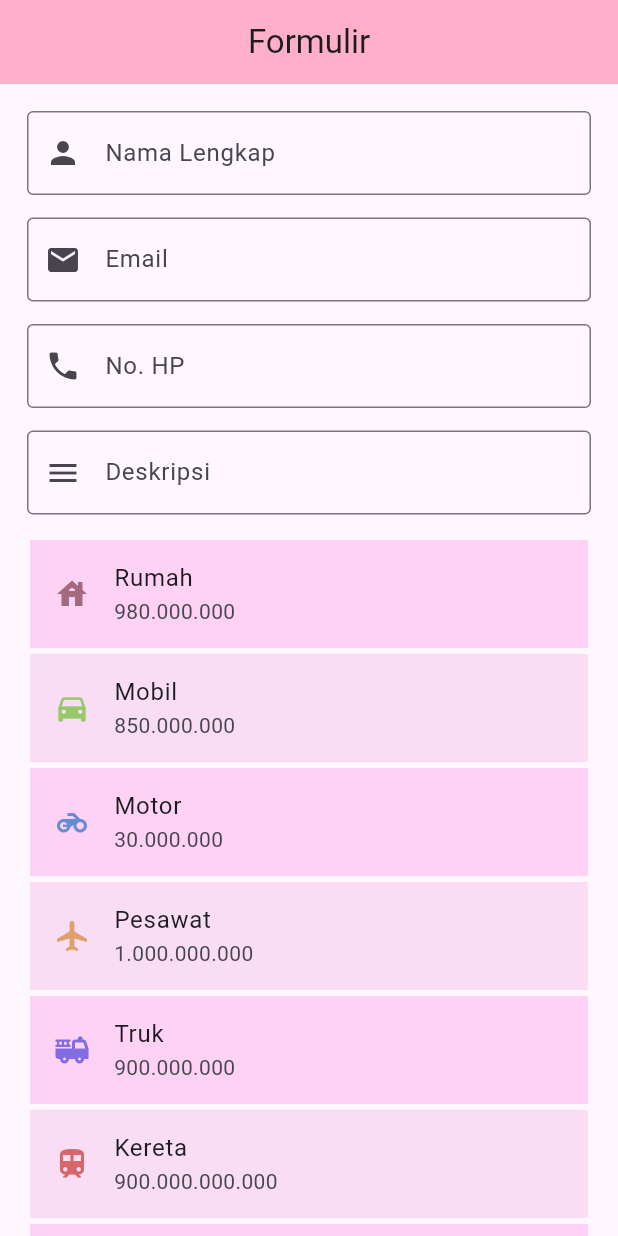
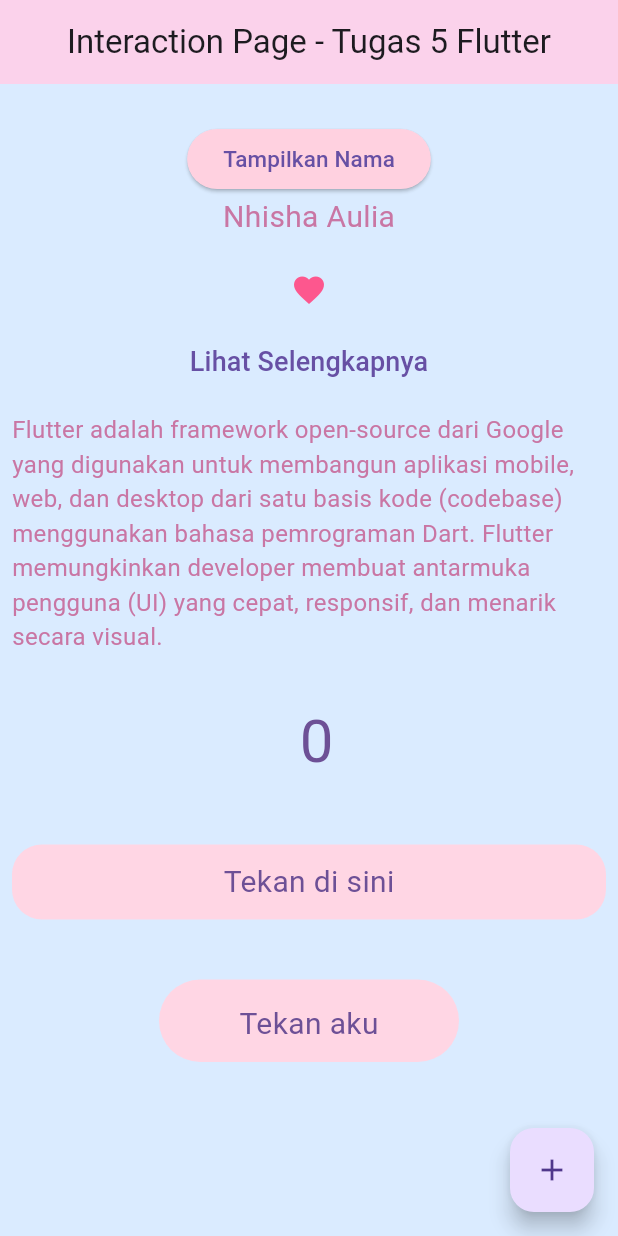
Before and after one commit to nhishaaulia/tugas_PPKD3, a Flutter app: the screen it shows after launch, on a phone screen of 412 x 824 dp. Run offline on Flutter 3.47's test engine with Material 3 defaults, Android fonts, the phone set to English and light mode, and no system bars.

Commit message:
tugasflutter5

```diff
--- /dev/null
+++ b/lib/Tugas Flutter/tugas_5.dart
@@ -0,0 +1,129 @@
+import 'package:flutter/material.dart';
+
+class Tugas5 extends StatefulWidget {
+  const Tugas5({super.key});
+
+  @override
+  State<Tugas5> createState() => _Tugas5State();
+}
+
+class _Tugas5State extends State<Tugas5> {
+  bool showName = true;
+  bool liked   = true;
+  bool lihatselengkapnya = true;
+  int counter = 0;
+
+  @override
+  Widget build(BuildContext context) {
+    return Scaffold(
+      appBar: AppBar(title: Text("Interaction Page - Tugas 5 Flutter"),
+      backgroundColor: Color.fromARGB(221, 255, 206, 231),
+      centerTitle: true,
+      ),
+      backgroundColor: const Color.fromARGB(221, 212, 232, 255),
+      body: Padding(
+        padding: const EdgeInsets.all(8.0),
+        child: Center(
+          child: Column(
+            children: [
+              SizedBox(height: 18,),
+              ElevatedButton(style: ButtonStyle(
+                  backgroundColor: WidgetStateProperty.all<Color>(const Color.fromARGB(255, 255, 209, 224)),
+              ),
+                onPressed: () {
+                  setState(() {
+                    showName = !showName;
+                  });
+                },
+
+                child: Text("Tampilkan Nama", style: TextStyle(fontSize: 15,),),
+              ),
+              if (showName) Text("Nhisha Aulia", style: TextStyle(fontSize: 20, color: const Color.fromARGB(255, 201, 118, 164)),),
+
+              SizedBox(height: 10),
+
+              IconButton(
+                onPressed: () {
+                  setState(() {
+                    liked = !liked;
+                  });
+                },
+                icon: Icon(Icons.favorite),
+                color: liked ? const Color.fromARGB(255, 253, 87, 142) : const Color.fromARGB(255, 253, 177, 202),
+              ),
+
+              Container(
+                child: TextButton(
+                  onPressed: () {
+                  setState(() {
+                    lihatselengkapnya = !lihatselengkapnya;
+                  });
+
+                },
+                child: Text("Lihat Selengkapnya", style: TextStyle(fontSize: 18,),),
+                ),
+
+              ),
+
+              SizedBox(height: 10,),
+             if (lihatselengkapnya)
+              Text(
+                "Flutter adalah framework open-source dari Google yang digunakan untuk membangun aplikasi mobile, web, dan desktop dari satu basis kode (codebase) menggunakan bahasa pemrograman Dart. Flutter memungkinkan developer membuat antarmuka pengguna (UI) yang cepat, responsif, dan menarik secara visual.", style: TextStyle(fontSize: 16, color: const Color.fromARGB(255, 201, 118, 164)),),
+                SizedBox(height: 30,),
+                Text(" $counter", style: TextStyle(fontSize: (40), color: const Color.fromARGB(255, 109, 80, 150)),),
+
+                SizedBox(height: 40),
+                InkWell(
+                  onTap: (){
+                    print("hiii, aku inkwell");
+                  },
+                  child: Stack(
+                    alignment: Alignment.center,
+                    children: [
+                      Container(
+                        height: 50,
+                        width: 600,
+                        decoration: BoxDecoration(borderRadius: BorderRadius.circular(20), color: const Color.fromARGB(255, 255, 214, 228)),
+                      ),
+                      Text("Tekan di sini",style: TextStyle( fontSize: 20, color: const Color.fromARGB(255, 109, 80, 150))),
+                    ],
+                  ),
+                ),
+
+              SizedBox(height: 40),
+              GestureDetector(
+                onTap: () {
+                  print("Ditekan sekali");
+                },
+                onDoubleTap: () {
+                  print("Ditekan dua kali");
+                },
+                onLongPress: () {
+                  print("Tahan lama");
+                },
+                child: Container(
+                  height: 55,
+                  width: 200,
+                  decoration: BoxDecoration(borderRadius: BorderRadius.circular(30),color: const Color.fromARGB(255, 255, 214, 228)),
+                  alignment: Alignment.center,
+                  padding:EdgeInsets.all(15),
+                  child: Text("Tekan aku",style: TextStyle( fontSize: 20, color: const Color.fromARGB(255, 109, 80, 150))),
+                ),
+            )
+          ],
+        ),
+      ),
+
+        ),
+      floatingActionButton: FloatingActionButton(onPressed: () {
+        setState(() {
+          counter++;
+        }
+        );
+      },
+      child: Icon(Icons.add)
+      ),
+      );
+  }
+
+  }
--- a/lib/main.dart
+++ b/lib/main.dart
@@ -1,5 +1,5 @@
 import 'package:flutter/material.dart';
-import 'package:ppkd_b_3/Tugas%20Flutter/tugas_4.dart';
+import 'package:ppkd_b_3/Tugas%20Flutter/tugas_5.dart';
 
 void main() {
   runApp(const MyApp());
@@ -13,7 +13,7 @@ class MyApp extends StatelessWidget {
   Widget build(BuildContext context) {
     return MaterialApp(
       title: 'Flutter Demo',
-      home: Tugas4(),
+      home: Tugas5(),
     );
   }
 }
```
